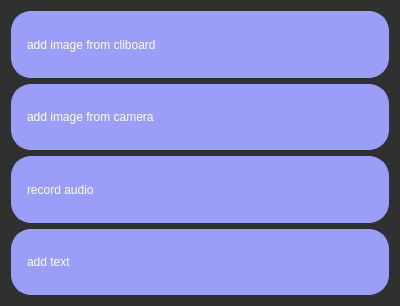
Old version of the form ui/add_items_to_group.ui in the repository MarwanMagdy0/VoiceNote.
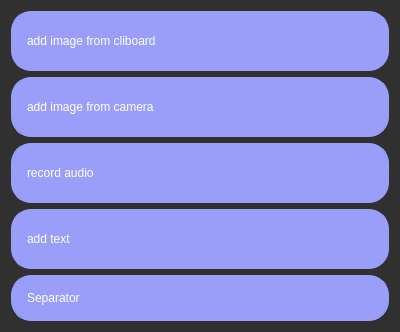
New version of the form. Icons and pictures are not drawn.

Commit message: solve a group text serious bug and adding separator widget

```diff
--- a/ui/add_items_to_group.ui
+++ b/ui/add_items_to_group.ui
@@ -7,7 +7,7 @@
     <x>0</x>
     <y>0</y>
     <width>400</width>
-    <height>306</height>
+    <height>332</height>
    </rect>
   </property>
   <property name="windowTitle">
@@ -146,6 +146,23 @@
      </property>
     </widget>
    </item>
+   <item>
+    <widget class="QPushButton" name="separator_button">
+     <property name="text">
+      <string>Separator</string>
+     </property>
+     <property name="icon">
+      <iconset>
+       <normaloff>data/separator.png</normaloff>data/separator.png</iconset>
+     </property>
+     <property name="iconSize">
+      <size>
+       <width>25</width>
+       <height>25</height>
+      </size>
+     </property>
+    </widget>
+   </item>
   </layout>
  </widget>
  <resources/>
```
The commit also changes 10 other files.
